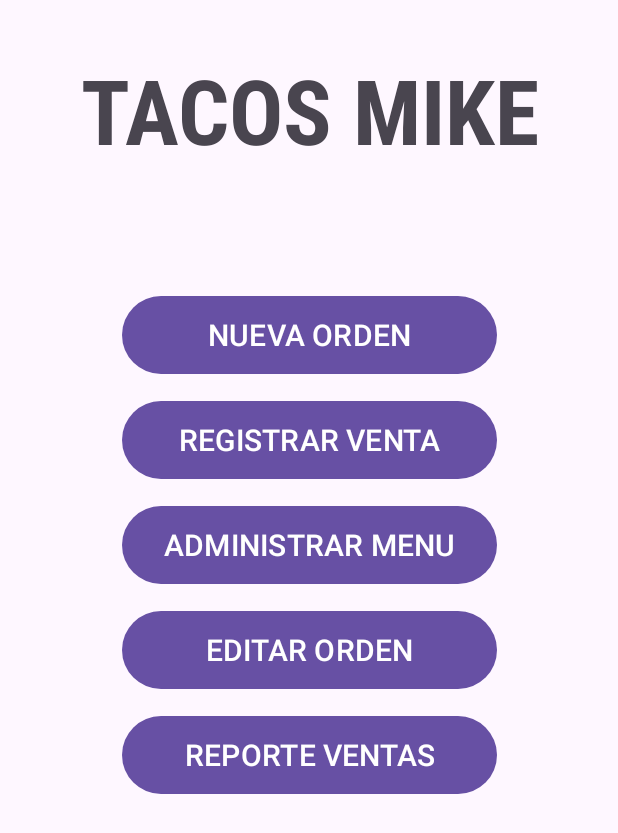
After one commit to eveliastico/SAGV, an Android app: the Inicio screen opened directly, with no data from a screen before it, on a phone screen of 412 x 824 dp. The commit adds this screen. Shown: the top 833 px of the screen. Run offline under Robolectric (Android 15) with nearby library versions, the phone set to English and light mode, and no system bars.

Commit message:
Frames
Se realizaron los frames de login, inicio, menu, mesas y nueva orden. Tambien se aplico la funcionalidad a los respectivos botones para pasar a los siguientes frames.

```diff
--- /dev/null
+++ b/app/src/main/java/app/strada/sagv/Inicio.kt
@@ -0,0 +1,40 @@
+package app.strada.sagv
+
+import android.content.Intent
+import android.os.Bundle
+import android.widget.Button
+import androidx.activity.enableEdgeToEdge
+import androidx.appcompat.app.AppCompatActivity
+import androidx.core.view.ViewCompat
+import androidx.core.view.WindowInsetsCompat
+
+class Inicio : AppCompatActivity() {
+
+    private lateinit var btnNuevaOrden: Button
+    private lateinit var btnRegistrarVenta: Button
+    private lateinit var btnAdministrarMenu: Button
+    private lateinit var btnEditarOrden: Button
+    private lateinit var btnReporteVentas: Button
+
+    override fun onCreate(savedInstanceState: Bundle?) {
+        super.onCreate(savedInstanceState)
+        enableEdgeToEdge()
+        setContentView(R.layout.activity_inicio)
+        ViewCompat.setOnApplyWindowInsetsListener(findViewById(R.id.main)) { v, insets ->
+            val systemBars = insets.getInsets(WindowInsetsCompat.Type.systemBars())
+            v.setPadding(systemBars.left, systemBars.top, systemBars.right, systemBars.bottom)
+            insets
+        }
+
+        btnNuevaOrden = findViewById(R.id.btnNuevaOrden)
+        btnRegistrarVenta = findViewById(R.id.btnRegistrarVenta)
+        btnAdministrarMenu = findViewById(R.id.btnAdministrarMenu)
+        btnEditarOrden = findViewById(R.id.btnEditarOrden)
+        btnReporteVentas = findViewById(R.id.btnReporteVentas)
+
+        btnNuevaOrden.setOnClickListener{
+            val intent = Intent(this, Mesas::class.java)
+            startActivity(intent)
+        }
+    }
+}
--- /dev/null
+++ b/app/src/main/res/layout/activity_inicio.xml
@@ -0,0 +1,92 @@
+<?xml version="1.0" encoding="utf-8"?>
+<androidx.constraintlayout.widget.ConstraintLayout xmlns:android="http://schemas.android.com/apk/res/android"
+    xmlns:app="http://schemas.android.com/apk/res-auto"
+    xmlns:tools="http://schemas.android.com/tools"
+    android:id="@+id/main"
+    android:layout_width="match_parent"
+    android:layout_height="match_parent"
+    tools:context=".Inicio">
+
+    <TextView
+        android:id="@+id/txtTacosMike"
+        android:layout_width="wrap_content"
+        android:layout_height="wrap_content"
+        android:fontFamily="sans-serif-condensed-medium"
+        android:text="TACOS MIKE"
+        android:textAlignment="center"
+        android:textSize="60dp"
+        android:textStyle="bold"
+        app:layout_constraintBottom_toTopOf="@id/btnNuevaOrden"
+        app:layout_constraintEnd_toEndOf="parent"
+        app:layout_constraintStart_toStartOf="parent"
+        app:layout_constraintTop_toTopOf="parent"
+        app:layout_constraintVertical_bias="0.1"
+        app:layout_constraintVertical_chainStyle="packed"/>
+
+    <Button
+        android:id="@+id/btnNuevaOrden"
+        android:layout_width="250dp"
+        android:layout_height="60dp"
+        android:text="NUEVA ORDEN"
+        android:textSize="20dp"
+        app:layout_constraintEnd_toEndOf="parent"
+        app:layout_constraintStart_toStartOf="parent"
+        app:layout_constraintTop_toBottomOf="@+id/txtTacosMike"
+        app:layout_constraintBottom_toTopOf="@id/btnRegistrarVenta"
+        android:layout_marginTop="80dp"
+        />
+
+    <Button
+        android:id="@+id/btnRegistrarVenta"
+        android:layout_width="250dp"
+        android:layout_height="60dp"
+        android:text="REGISTRAR VENTA"
+        android:textSize="20dp"
+        app:layout_constraintEnd_toEndOf="parent"
+        app:layout_constraintStart_toStartOf="parent"
+        app:layout_constraintTop_toBottomOf="@+id/btnNuevaOrden"
+        app:layout_constraintBottom_toTopOf="@id/btnAdministrarMenu"
+        android:layout_marginTop="10dp"/>
+
+    <Button
+        android:id="@+id/btnAdministrarMenu"
+        android:layout_width="250dp"
+        android:layout_height="60dp"
+        android:text="ADMINISTRAR MENU"
+        android:textSize="20dp"
+        app:layout_constraintTop_toBottomOf="@id/btnRegistrarVenta"
+        app:layout_constraintStart_toStartOf="parent"
+        app:layout_constraintEnd_toEndOf="parent"
+        app:layout_constraintBottom_toTopOf="@id/btnEditarOrden"
+        android:layout_marginTop="10dp"
+        />
+
+    <Button
+        android:id="@+id/btnEditarOrden"
+        android:layout_width="250dp"
+        android:layout_height="60dp"
+        android:text="EDITAR ORDEN"
+        android:textSize="20dp"
+        app:layout_constraintTop_toBottomOf="@id/btnAdministrarMenu"
+        app:layout_constraintStart_toStartOf="parent"
+        app:layout_constraintEnd_toEndOf="parent"
+        app:layout_constraintBottom_toTopOf="@id/btnReporteVentas"
+        android:layout_marginTop="10dp"
+        />
+
+    <Button
+        android:id="@+id/btnReporteVentas"
+        android:layout_width="250dp"
+        android:layout_height="60dp"
+        android:text="REPORTE VENTAS"
+        android:textSize="20dp"
+        app:layout_constraintTop_toBottomOf="@id/btnEditarOrden"
+        app:layout_constraintEnd_toEndOf="parent"
+        app:layout_constraintStart_toStartOf="parent"
+        app:layout_constraintBottom_toBottomOf="parent"
+        android:layout_marginTop="10dp"
+        />
+
+
+
+</androidx.constraintlayout.widget.ConstraintLayout>
--- a/app/src/main/res/mipmap-anydpi/ic_launcher.xml
+++ /dev/null
@@ -1,6 +0,0 @@
-<?xml version="1.0" encoding="utf-8"?>
-<adaptive-icon xmlns:android="http://schemas.android.com/apk/res/android">
-    <background android:drawable="@drawable/ic_launcher_background" />
-    <foreground android:drawable="@drawable/ic_launcher_foreground" />
-    <monochrome android:drawable="@drawable/ic_launcher_foreground" />
-</adaptive-icon>
--- a/app/src/main/res/mipmap-anydpi/ic_launcher_round.xml
+++ /dev/null
@@ -1,6 +0,0 @@
-<?xml version="1.0" encoding="utf-8"?>
-<adaptive-icon xmlns:android="http://schemas.android.com/apk/res/android">
-    <background android:drawable="@drawable/ic_launcher_background" />
-    <foreground android:drawable="@drawable/ic_launcher_foreground" />
-    <monochrome android:drawable="@drawable/ic_launcher_foreground" />
-</adaptive-icon>
```
Also changed, not shown: app/src/main/AndroidManifest.xml (+16 -1 lines), app/src/main/java/app/strada/sagv/Login.kt (added, +32 -0 lines), app/src/main/java/app/strada/sagv/Menu.kt (added, +27 -0 lines), app/src/main/java/app/strada/sagv/Mesas.kt (added, +49 -0 lines), app/src/main/java/app/strada/sagv/NuevaOrden.kt (added, +51 -0 lines), app/src/main/res/layout/activity_login.xml (added, +109 -0 lines), app/src/main/res/layout/activity_main.xml (+13 -1 lines), app/src/main/res/layout/activity_menu.xml (added, +10 -0 lines), app/src/main/res/layout/activity_mesas.xml (added, +72 -0 lines), app/src/main/res/layout/activity_nueva_orden.xml (added, +75 -0 lines).
